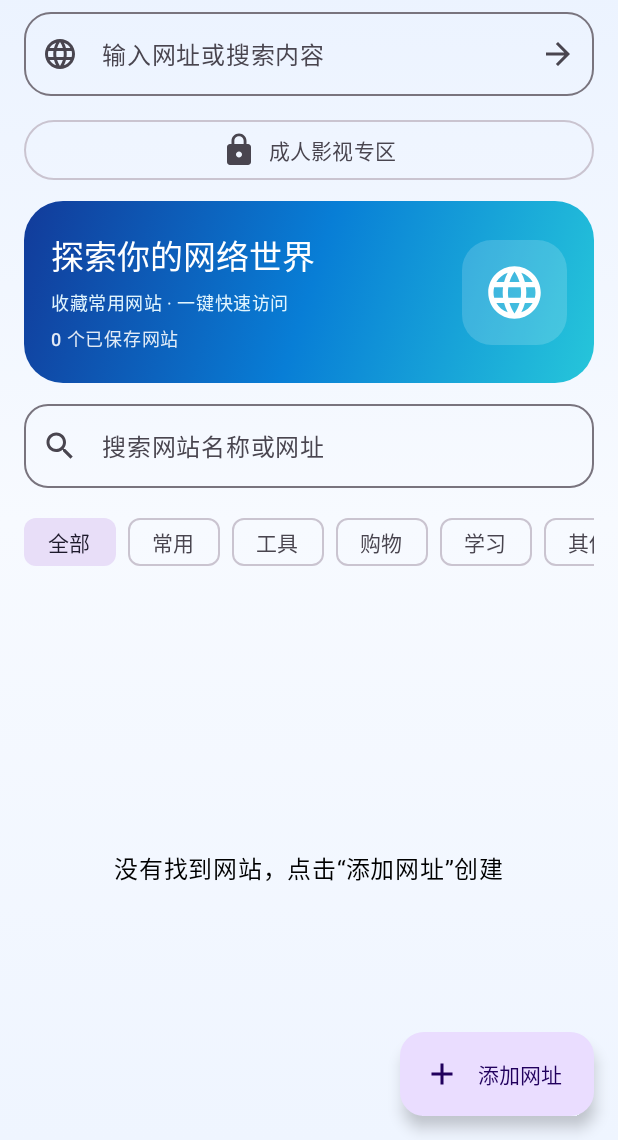
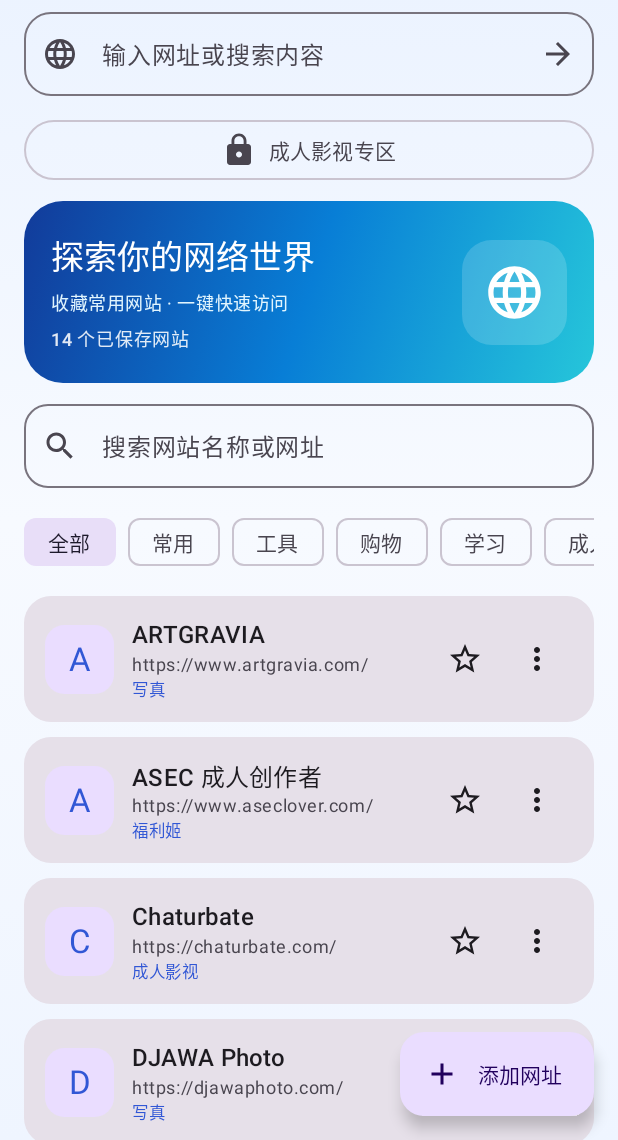
Before and after one commit to avm089/ThreePlatformCheckin, an Android app built with Jetpack Compose: the screen it shows after launch (MainActivity), on a phone screen of 412 x 824 dp, the part 96-1236 px from its top. Run offline under Robolectric (Android 15) with nearby library versions, the phone set to English and light mode, and no system bars; pictures from the network do not load.

Commit message:
Add individual adult and glamour photo shortcuts to homepage

```diff
--- a/app/src/main/java/com/webbox/app/MainActivity.kt
+++ b/app/src/main/java/com/webbox/app/MainActivity.kt
@@ -85,8 +85,25 @@ private const val KEY_ICON_STYLE = "icon_style"
 private const val KEY_ADULT_SITES = "adult_sites"
 private const val KEY_ADULT_PIN_HASH = "adult_pin_hash"
 private val adDomains = setOf("doubleclick.net", "googlesyndication.com", "googleadservices.com", "adnxs.com", "taboola.com", "outbrain.com", "criteo.com", "amazon-adsystem.com", "scorecardresearch.com", "adsafeprotected.com", "adservice.google.com")
-private val categories = listOf("全部", "常用", "工具", "购物", "学习", "其他")
+private val categories = listOf("全部", "常用", "工具", "购物", "学习", "成人影视", "福利姬", "写真", "其他")
 private val themeColors = listOf(Color(0xFF3157D5), Color(0xFF16856B), Color(0xFF8B50B5), Color(0xFFE07835))
+
+private val homepageAdultShortcuts = listOf(
+    Site(name = "Pornhub", url = "https://www.pornhub.com/", category = "成人影视"),
+    Site(name = "XVideos", url = "https://www.xvideos.com/", category = "成人影视"),
+    Site(name = "XNXX", url = "https://www.xnxx.com/", category = "成人影视"),
+    Site(name = "xHamster", url = "https://xhamster.com/", category = "成人影视"),
+    Site(name = "YouPorn", url = "https://www.youporn.com/", category = "成人影视"),
+    Site(name = "RedTube", url = "https://www.redtube.com/", category = "成人影视"),
+    Site(name = "Chaturbate", url = "https://chaturbate.com/", category = "成人影视"),
+    Site(name = "Stripchat", url = "https://stripchat.com/", category = "成人影视"),
+    Site(name = "OnlyFans", url = "https://onlyfans.com/", category = "福利姬"),
+    Site(name = "Fansly", url = "https://fansly.com/", category = "福利姬"),
+    Site(name = "Patreon 18+", url = "https://www.patreon.com/", category = "福利姬"),
+    Site(name = "ASEC 成人创作者", url = "https://www.aseclover.com/", category = "福利姬"),
+    Site(name = "ARTGRAVIA", url = "https://www.artgravia.com/", category = "写真"),
+    Site(name = "DJAWA Photo", url = "https://djawaphoto.com/", category = "写真")
+)
 
 private fun loadCustomAdDomains(context: Context): List<String> {
     val raw = context.getSharedPreferences(PREFS, Context.MODE_PRIVATE)
@@ -218,7 +235,17 @@ private fun saveSites(context: Context, sites: List<Site>) {
 @Composable
 private fun WebBoxApp() {
     val context = LocalContext.current
-    var sites by remember { mutableStateOf(loadSites(context)) }
+    var sites by remember {
+        mutableStateOf(run {
+            val saved = loadSites(context)
+            val additions = homepageAdultShortcuts.filter { preset ->
+                saved.none { it.url.trimEnd('/').equals(preset.url.trimEnd('/'), ignoreCase = true) }
+            }
+            (saved + additions).also { merged ->
+                if (additions.isNotEmpty()) saveSites(context, merged)
+            }
+        })
+    }
     var search by remember { mutableStateOf("") }
     var homeAddress by remember { mutableStateOf("") }
     var selectedCategory by remember { mutableStateOf("全部") }
```
